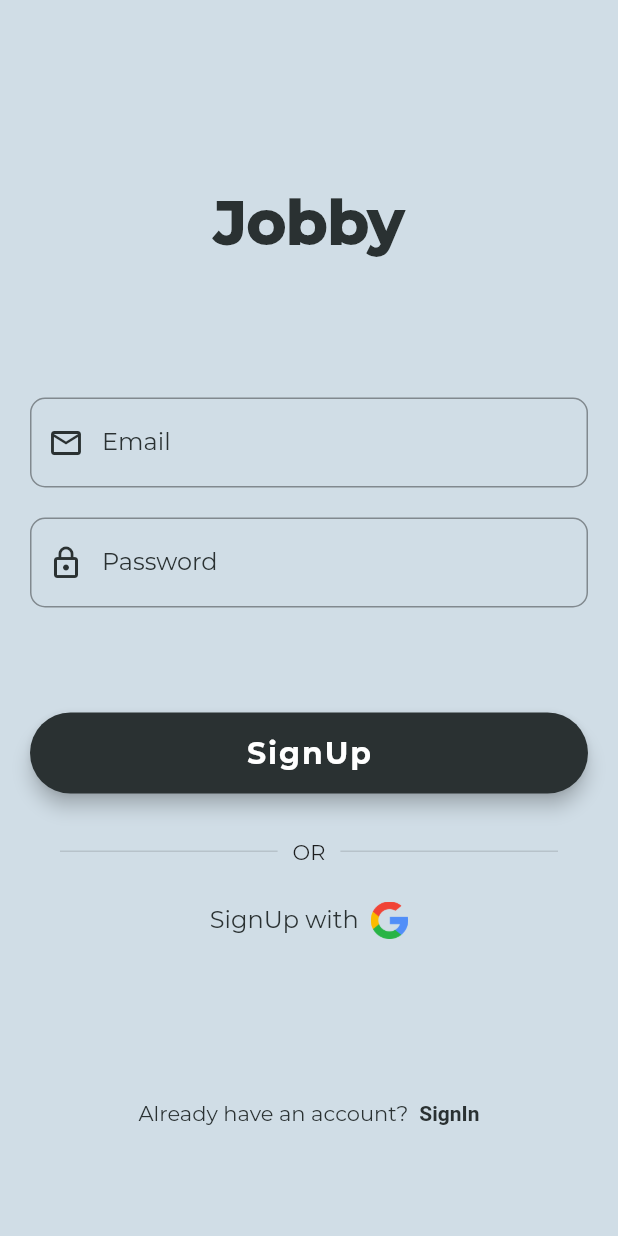
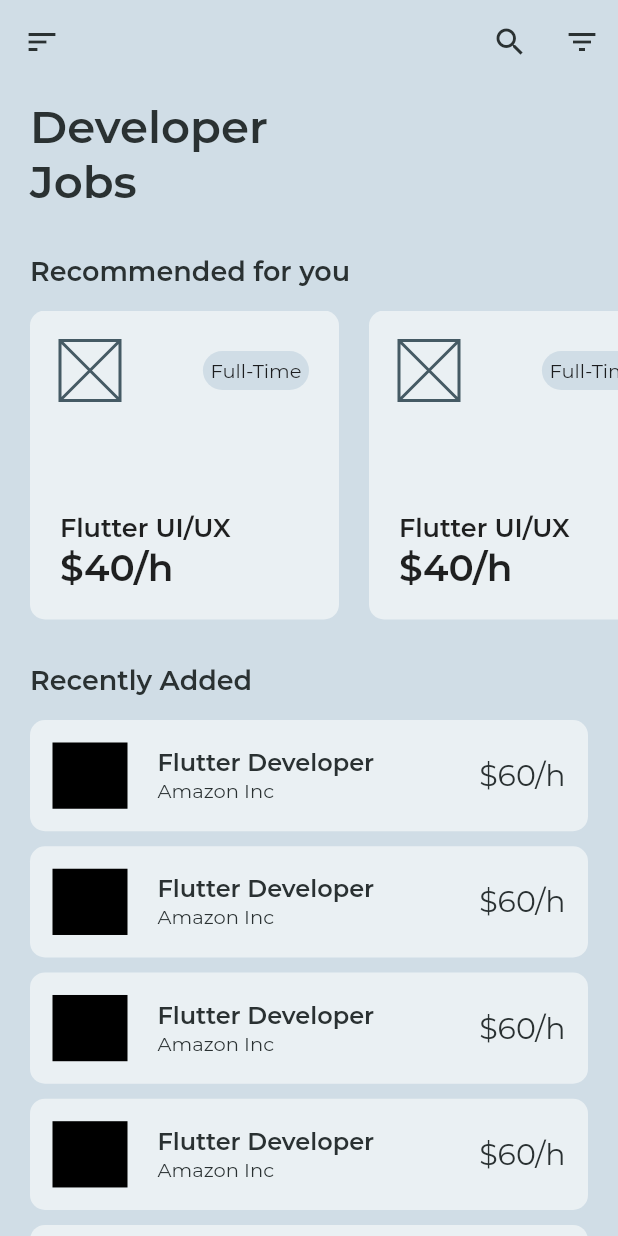
Before and after one commit to vikram0230/jobby, a Flutter app: the screen it shows after launch, after a tap on "SignUp", on a phone screen of 412 x 824 dp. Run offline on Flutter 3.47's test engine with Material 2 defaults, Android fonts, the phone set to English and light mode, and no system bars.

Commit message:
Designed HomeScreen

```diff
--- /dev/null
+++ b/lib/Screens/HomeScreen.dart
@@ -0,0 +1,165 @@
+import 'package:flutter/cupertino.dart';
+import 'package:flutter/material.dart';
+import 'package:jobby/Widgets/Recent_Card.dart';
+import 'package:jobby/Widgets/Recommendation_Card.dart';
+import 'package:jobby/constants.dart';
+
+class HomeScreen extends StatefulWidget {
+  static String route = 'home';
+
+  @override
+  _HomeScreenState createState() => _HomeScreenState();
+}
+
+class _HomeScreenState extends State<HomeScreen> {
+  List<Widget> recommendation = [];
+  List<Widget> recent = [];
+
+  getRecommendation() {
+    for (var i = 0; i < 5; i++) {
+      recommendation.add(
+        RecommendationCard(
+          companyLogo: Placeholder(
+            fallbackHeight: 40,
+            fallbackWidth: 40,
+          ),
+          duration: 'Full-Time',
+          designation: 'Flutter UI/UX',
+          salary: 40,
+        ),
+      );
+    }
+    return recommendation;
+  }
+
+  getRecent() {
+    for (var i = 0; i < 5; i++) {
+      recent.add(
+        RecentCard(
+          designation: 'Flutter Developer',
+          companyName: 'Amazon Inc',
+          salary: 60,
+        ),
+      );
+    }
+    return recent;
+  }
+
+  @override
+  void initState() {
+    super.initState();
+    getRecommendation();
+    getRecent();
+  }
+
+  @override
+  Widget build(BuildContext context) {
+    Size size = MediaQuery.of(context).size;
+    return SafeArea(
+      child: Scaffold(
+        backgroundColor: lightBlue,
+        appBar: AppBar(
+          backgroundColor: Colors.transparent,
+          elevation: 0,
+          leading: IconButton(
+            icon: Icon(
+              Icons.sort,
+              color: darkGrey,
+            ),
+            onPressed: () {},
+          ),
+          actions: [
+            IconButton(
+              icon: Icon(
+                Icons.search,
+                color: darkGrey,
+              ),
+              onPressed: () {},
+            ),
+            IconButton(
+              icon: Icon(
+                Icons.filter_list,
+                color: darkGrey,
+              ),
+              onPressed: () {},
+            )
+          ],
+        ),
+        body: Container(
+          child: ListView(
+            shrinkWrap: true,
+            padding: EdgeInsets.only(bottom: 20),
+            children: [
+              Padding(
+                padding: const EdgeInsets.fromLTRB(20, 10, 0, 30),
+                child: Text(
+                  'Developer\nJobs',
+                  style: TextStyle(
+                    fontSize: 30,
+                    color: darkGrey,
+                    fontWeight: FontWeight.w600,
+                  ),
+                ),
+              ),
+              Padding(
+                padding: const EdgeInsets.only(left: 20.0),
+                child: Text(
+                  'Recommended for you',
+                  style: TextStyle(
+                    fontSize: 18,
+                    color: darkGrey,
+                    fontWeight: FontWeight.w600,
+                  ),
+                ),
+              ),
+              SizedBox(height: 15),
+              Container(
+                height: size.width * 0.5,
+                child: ListView.separated(
+                  padding: EdgeInsets.symmetric(horizontal: 20),
+                  physics: BouncingScrollPhysics(),
+                  scrollDirection: Axis.horizontal,
+                  separatorBuilder: (BuildContext context, int index) {
+                    return SizedBox(
+                      width: 20,
+                    );
+                  },
+                  itemBuilder: (BuildContext context, int index) {
+                    return recommendation[index];
+                  },
+                  itemCount: recommendation.length,
+                ),
+              ),
+              Padding(
+                padding: const EdgeInsets.fromLTRB(20, 30, 15, 15),
+                child: Text(
+                  'Recently Added',
+                  style: TextStyle(
+                    fontSize: 18,
+                    color: darkGrey,
+                    fontWeight: FontWeight.w600,
+                  ),
+                ),
+              ),
+              // Column(
+              //   children: recent,
+              // ),
+              ListView.separated(
+                shrinkWrap: true,
+                padding: EdgeInsets.symmetric(horizontal: 20),
+                physics: NeverScrollableScrollPhysics(),
+                separatorBuilder: (BuildContext context, int index) {
+                  return Container(height: 10,);
+                },
+                itemBuilder: (BuildContext context, int index) {
+                  return recent[index];
+                },
+                itemCount: recent.length,
+              ),
+            ],
+          ),
+        ),
+      ),
+    );
+  }
+}
--- a/lib/Screens/Signin_Screen.dart
+++ b/lib/Screens/Signin_Screen.dart
@@ -3,6 +3,7 @@ import 'package:jobby/Widgets/Custom_Textfield.dart';
 import 'package:jobby/Widgets/Main_Button.dart';
 
 import '../constants.dart';
+import 'HomeScreen.dart';
 
 class SigninScreen extends StatefulWidget {
   static String route = 'Signin';
@@ -27,6 +28,8 @@ class _SigninScreenState extends State<SigninScreen> {
   Widget build(BuildContext context) {
     Size size = MediaQuery.of(context).size;
     return SafeArea(
+      child: GestureDetector(
+        onTap: disableFocus,
         child: Scaffold(
           extendBodyBehindAppBar: true,
           appBar: AppBar(
@@ -100,7 +103,9 @@ class _SigninScreenState extends State<SigninScreen> {
                             height: 50,
                           ),
                           MainActionButton(
-                          onPressed: () {},
+                            onPressed: () {
+                              Navigator.pushNamed(context, HomeScreen.route);
+                              },
                             label: 'Login',
                           ),
                         ],
@@ -166,6 +171,7 @@ class _SigninScreenState extends State<SigninScreen> {
             ),
           ),
         ),
+      ),
     );
   }
 }
--- a/lib/Screens/Signup_Screen.dart
+++ b/lib/Screens/Signup_Screen.dart
@@ -1,6 +1,7 @@
 import 'package:flutter/cupertino.dart';
 import 'package:flutter/gestures.dart';
 import 'package:flutter/material.dart';
+import 'package:jobby/Screens/HomeScreen.dart';
 import 'package:jobby/Screens/Signin_Screen.dart';
 import 'package:jobby/Widgets/Custom_Textfield.dart';
 import 'package:jobby/Widgets/Main_Button.dart';
@@ -82,7 +83,9 @@ class _SignupScreenState extends State<SignupScreen> {
                             height: 50,
                           ),
                           MainActionButton(
-                            onPressed: () {},
+                            onPressed: () {
+                              Navigator.pushNamed(context, HomeScreen.route);
+                              },
                             label: 'SignUp',
                           ),
                         ],
@@ -116,7 +119,8 @@ class _SignupScreenState extends State<SignupScreen> {
                       EdgeInsets.symmetric(vertical: 10.0, horizontal: 30),
                       width: MediaQuery.of(context).size.width,
                       child: FlatButton(
-                        onPressed: () {},
+                        onPressed: () {
+                        },
                         padding: EdgeInsets.all(15.0),
                         child: Row(
                           mainAxisAlignment: MainAxisAlignment.center,
--- /dev/null
+++ b/lib/Widgets/Recent_Card.dart
@@ -0,0 +1,78 @@
+import 'package:flutter/cupertino.dart';
+import 'package:flutter/material.dart';
+
+import '../constants.dart';
+
+class RecentCard extends StatelessWidget {
+  final Widget companyLogo;
+  final String companyName;
+  final String designation;
+  final int salary;
+
+  const RecentCard({
+    this.companyLogo,
+    this.companyName,
+    this.designation,
+    this.salary,
+  });
+
+  @override
+  Widget build(BuildContext context) {
+    Size size = MediaQuery.of(context).size;
+    return Container(
+      child: Row(
+        children: [
+          Container(
+            width: 50,
+            color: Colors.black,
+            child: companyLogo,
+          ),
+          SizedBox(width: 20),
+          Expanded(
+            child: Container(
+              child: Column(
+                crossAxisAlignment: CrossAxisAlignment.start,
+                mainAxisAlignment: MainAxisAlignment.center,
+                children: [
+                  Text(
+                    designation,
+                    style: TextStyle(
+                      fontSize: 16,
+                      color: darkGrey,
+                      fontWeight: FontWeight.w600,
+                    ),
+                    overflow: TextOverflow.ellipsis,
+                  ),
+                  Text(
+                    companyName,
+                    style: TextStyle(
+                      fontSize: 13,
+                      color: darkGrey,
+                    ),
+                    overflow: TextOverflow.ellipsis,
+                  ),
+                ],
+              ),
+            ),
+          ),
+          Container(
+            child: Text(
+              '\$$salary/h',
+              style: TextStyle(
+                fontSize: 20,
+                color: darkGrey,
+              ),
+              textAlign: TextAlign.right,
+            ),
+          ),
+        ],
+      ),
+      padding: EdgeInsets.all(15),
+      height: size.width * 0.18,
+      decoration: BoxDecoration(
+        color: blue,
+        borderRadius: BorderRadius.all(Radius.circular(10)),
+      ),
+    );
+  }
+}
--- /dev/null
+++ b/lib/Widgets/Recommendation_Card.dart
@@ -0,0 +1,76 @@
+import 'package:flutter/material.dart';
+
+import '../constants.dart';
+
+class RecommendationCard extends StatelessWidget {
+  final Widget companyLogo;
+  final String designation;
+  final String duration;
+  final double salary;
+
+  const RecommendationCard({
+    this.companyLogo,
+    this.designation,
+    this.salary,
+    this.duration,
+  });
+
+  @override
+  Widget build(BuildContext context) {
+    Size size = MediaQuery.of(context).size;
+    return Container(
+      child: Column(
+        mainAxisAlignment: MainAxisAlignment.spaceBetween,
+        crossAxisAlignment: CrossAxisAlignment.start,
+        children: [
+          Row(
+            children: [
+              companyLogo,
+              Container(
+                child: Text(
+                  duration,
+                  style: TextStyle(fontSize: 13),
+                ),
+                padding: EdgeInsets.symmetric(vertical: 5, horizontal: 5),
+                decoration: BoxDecoration(
+                  color: lightBlue,
+                  borderRadius: BorderRadius.all(
+                    Radius.circular(20),
+                  ),
+                ),
+              ),
+            ],
+            mainAxisAlignment: MainAxisAlignment.spaceBetween,
+          ),
+          Container(
+            child: Column(
+              crossAxisAlignment: CrossAxisAlignment.start,
+              children: [
+                Text(
+                  designation,
+                  style: TextStyle(
+                    fontSize: 17,
+                    fontWeight: FontWeight.w600,
+                  ),
+                ),
+                Text(
+                  '\$${salary.toInt().toString()}/h',
+                  style: TextStyle(
+                    fontSize: 25,
+                    fontWeight: FontWeight.w600,
+                  ),
+                ),
+              ],
+            ),
+          )
+        ],
+      ),
+      padding: EdgeInsets.all(20),
+      width: size.width * 0.5,
+      decoration: BoxDecoration(
+        borderRadius: BorderRadius.all(Radius.circular(10)),
+        color: blue,
+      ),
+    );
+  }
+}
--- a/lib/constants.dart
+++ b/lib/constants.dart
@@ -1,6 +1,7 @@
 import 'package:flutter/cupertino.dart';
 
 Color lightBlue = Color(0xFFD0DDE6);
+Color blue = Color(0xFFEAF0F3);
 Color darkBlue = Color(0xFF336B87);
 Color darkGrey = Color(0xFF2A3132);
 Color brown = Color(0xFF763626);
--- a/lib/main.dart
+++ b/lib/main.dart
@@ -1,6 +1,8 @@
 import 'package:flutter/material.dart';
+import 'package:jobby/Screens/HomeScreen.dart';
 import 'package:jobby/Screens/Signin_Screen.dart';
 import 'package:jobby/Screens/Signup_Screen.dart';
+import 'package:jobby/constants.dart';
 
 void main() {
   runApp(MyApp());
@@ -17,10 +19,12 @@ class _MyAppState extends State<MyApp> {
     return MaterialApp(
       debugShowCheckedModeBanner: false,
       initialRoute: SignupScreen.route,
+      darkTheme: ThemeData(accentColor: darkGrey),
       theme: ThemeData(fontFamily: 'Montserrat'),
       routes: {
         SignupScreen.route : (context) => SignupScreen(),
         SigninScreen.route : (context) => SigninScreen(),
+        HomeScreen.route : (context) => HomeScreen(),
       },
     );
   }
```
Lines whose indentation alone changed are shown as unchanged.
